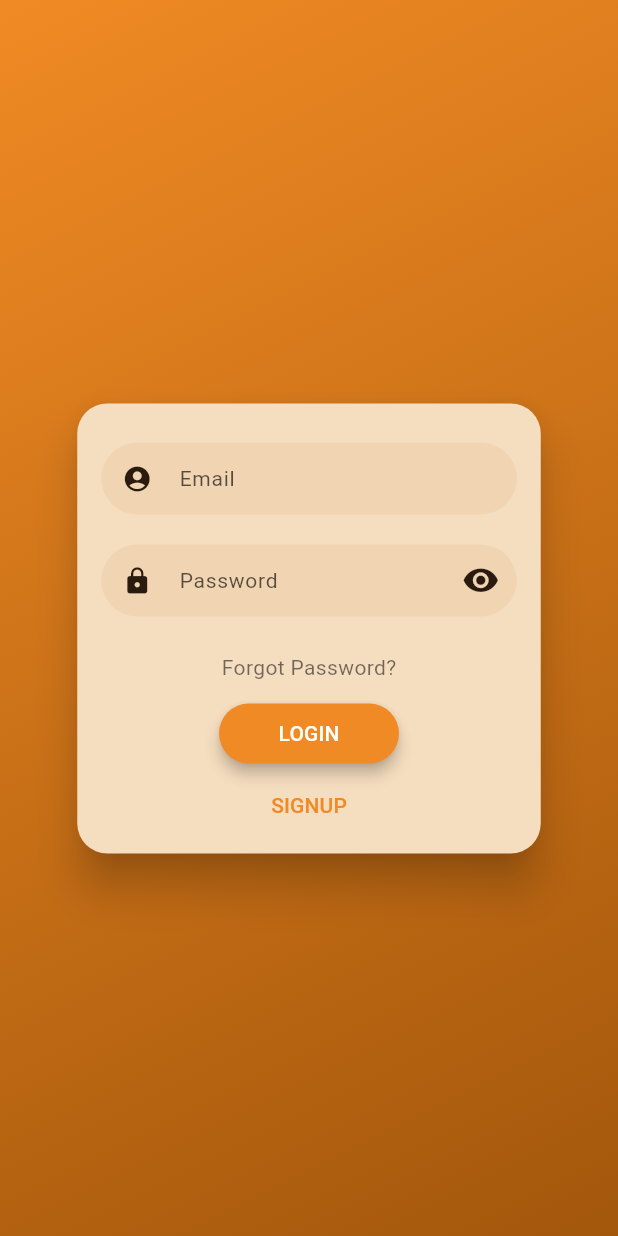
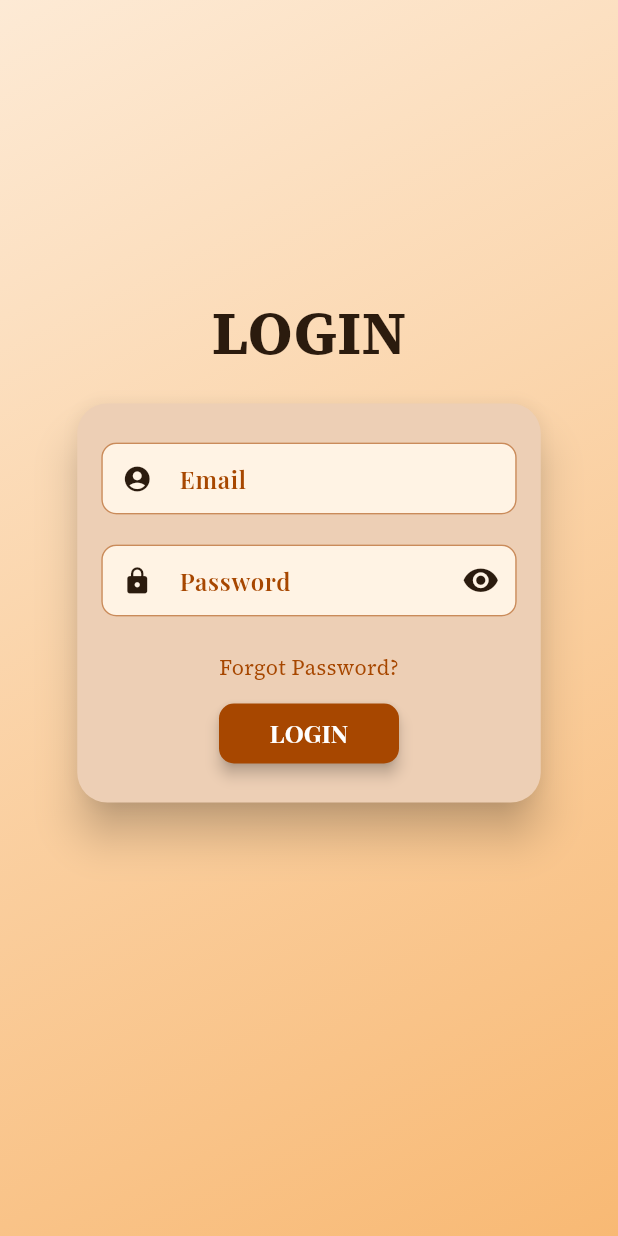
Before and after one commit to fatma-khaledd/Bonus_Tracker_App, a Flutter app: the screen it shows after launch, on a phone screen of 412 x 824 dp. Run offline on Flutter 3.47's test engine with Material 3 defaults, Android fonts, the phone set to English and light mode, and no system bars; drawn by our look-alikes of flutter_login; our stand-ins replace cloud_firestore, device_preview, firebase_auth, firebase_core, google_fonts; accounts and stored records are empty; Roboto replaces fonts that are missing (Cairo).

Commit message:
style(auth): align login screen theme with design mockup - Use AppColors and AppTextStyles instead of inline values - Fix missing title

```diff
--- a/lib/screens/login_screen.dart
+++ b/lib/screens/login_screen.dart
@@ -1,6 +1,10 @@
+import 'package:firebase_auth/firebase_auth.dart';
 import 'package:flutter/material.dart';
 import 'package:flutter_login/flutter_login.dart';
 import 'package:google_fonts/google_fonts.dart';
+
+import '../core/theme/app_colors.dart';
+import '../core/theme/theme.dart';
 
 class LoginScreen extends StatefulWidget {
   const LoginScreen({super.key});
@@ -11,6 +15,7 @@ class LoginScreen extends StatefulWidget {
 
 class _LoginScreenState extends State<LoginScreen> {
   Future<String?>? onLogin(LoginData data) {
+    // FirebaseAuth.instance
     return null; //return null mean logged in succesfully
   }
 
@@ -19,50 +24,50 @@ class _LoginScreenState extends State<LoginScreen> {
     return null;
   }
 
-  Future<String?>? onSignUp(SignupData data) {
-    return null;
-  }
-
   LoginTheme buildTheme() {
     return LoginTheme(
-      errorColor: Colors.red,
-      primaryColor: Colors.orange[50], //background color
-      accentColor: Colors.white, // text color
-      cardInitialHeight: 35,
-
+      errorColor: AppColors.error,
+      primaryColor: AppColors.loginScreenBackground, //background color
+      bodyStyle: AppTextStyles.loginbodySecondary, //"forgot password" style
+      cardTheme: CardTheme(
+        color: AppColors.loginCardBackground,
+        surfaceTintColor: AppColors.chipUnselected,
+      ),
       buttonTheme: LoginButtonTheme(
-        splashColor: Colors.white,
-        backgroundColor: Colors.orange[900],
-        shape: RoundedRectangleBorder(borderRadius: BorderRadius.circular(20)),
+        splashColor: AppColors.textOnPrimary,
+        backgroundColor: AppColors.loginAccentText,
+        shape: RoundedRectangleBorder(borderRadius: BorderRadius.circular(10)),
       ),
       inputTheme: InputDecorationTheme(
         filled: true,
-        fillColor: Colors.grey[100],
-
+        fillColor: AppColors.background,
+        labelStyle: AppTextStyles.loginInputLabel,
         border: OutlineInputBorder(
-          borderRadius: BorderRadius.circular(20),
-          borderSide: BorderSide.none,
+          borderRadius: BorderRadius.circular(10),
+          borderSide: BorderSide(color: AppColors.loginInputBorder),
         ),
       ),
-      buttonStyle: const TextStyle(fontSize: 18),
-      pageColorLight: Colors.orange[50],
-      pageColorDark: Colors.black,
+      buttonStyle: AppTextStyles.button,
 
-      titleStyle: GoogleFonts.slabo13px(
-        fontSize: 33.5,
-        fontWeight: FontWeight.bold,
-        color: Colors.black,
-        wordSpacing: 0.25,
-      ),
+      titleStyle: AppTextStyles.loginScreenTitle,
     );
   }
 
   @override
   Widget build(BuildContext context) {
-    return FlutterLogin(
-      onLogin: onLogin,
-      onRecoverPassword: onRecoverPassword,
-      onSignup: onSignUp,
+    return Stack(
+      children: [
+        FlutterLogin(
+          title: 'LOGIN',
+          theme: buildTheme(),
+          onLogin: onLogin,
+          onRecoverPassword: onRecoverPassword,
+          onSubmitAnimationCompleted: () {
+            //will handeled with Navigation
+          },
+        ),
+        //use stack so i can add the Penguin and the Crescent moon , osc logo and so on...
+      ],
     );
   }
 }
```
